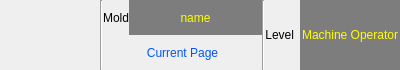
First picture: the form in custom_widgets/programhead/icprogramheadframe.ui, repository GaussCheng/2-5AxisPunch, before the edit.
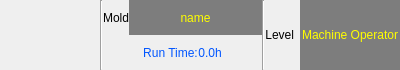
Second picture: the form after the edit. Custom widgets are drawn as their Qt base class.

Diff of the .ui file:
```diff
--- a/custom_widgets/programhead/icprogramheadframe.ui
+++ b/custom_widgets/programhead/icprogramheadframe.ui
@@ -13,7 +13,7 @@
   <property name="windowTitle">
    <string>Frame</string>
   </property>
-  <layout class="QHBoxLayout" name="horizontalLayout_3">
+  <layout class="QHBoxLayout" name="horizontalLayout_4">
    <property name="spacing">
     <number>0</number>
    </property>
@@ -62,6 +62,9 @@
    </item>
    <item>
     <layout class="QVBoxLayout" name="verticalLayout_2">
+     <property name="spacing">
+      <number>0</number>
+     </property>
      <item>
       <layout class="QHBoxLayout" name="horizontalLayout_2">
        <item>
@@ -97,18 +100,62 @@
       </layout>
      </item>
      <item>
-      <widget class="QLabel" name="currentPageLabel">
+      <layout class="QHBoxLayout" name="horizontalLayout_3">
+       <item>
+        <spacer name="horizontalSpacer">
+         <property name="orientation">
+          <enum>Qt::Horizontal</enum>
+         </property>
+         <property name="sizeHint" stdset="0">
+          <size>
+           <width>40</width>
+           <height>20</height>
+          </size>
+         </property>
+        </spacer>
+       </item>
+       <item>
+        <widget class="QLabel" name="autoTimeLabel_2">
        <property name="styleSheet">
         <string notr="true">color: rgb(85, 255, 0);
 color: rgb(0, 85, 255);</string>
        </property>
        <property name="text">
-        <string>Current Page</string>
+          <string>Run Time:</string>
        </property>
        <property name="alignment">
         <set>Qt::AlignCenter</set>
        </property>
       </widget>
+       </item>
+       <item>
+        <widget class="QLabel" name="autoTimeLabel">
+         <property name="styleSheet">
+          <string notr="true">color: rgb(85, 255, 0);
+color: rgb(0, 85, 255);</string>
+         </property>
+         <property name="text">
+          <string>0.0h</string>
+         </property>
+         <property name="alignment">
+          <set>Qt::AlignCenter</set>
+         </property>
+        </widget>
+       </item>
+       <item>
+        <spacer name="horizontalSpacer_2">
+         <property name="orientation">
+          <enum>Qt::Horizontal</enum>
+         </property>
+         <property name="sizeHint" stdset="0">
+          <size>
+           <width>40</width>
+           <height>20</height>
+          </size>
+         </property>
+        </spacer>
+       </item>
+      </layout>
      </item>
     </layout>
    </item>
```
Lines whose indentation alone changed are shown as unchanged.
